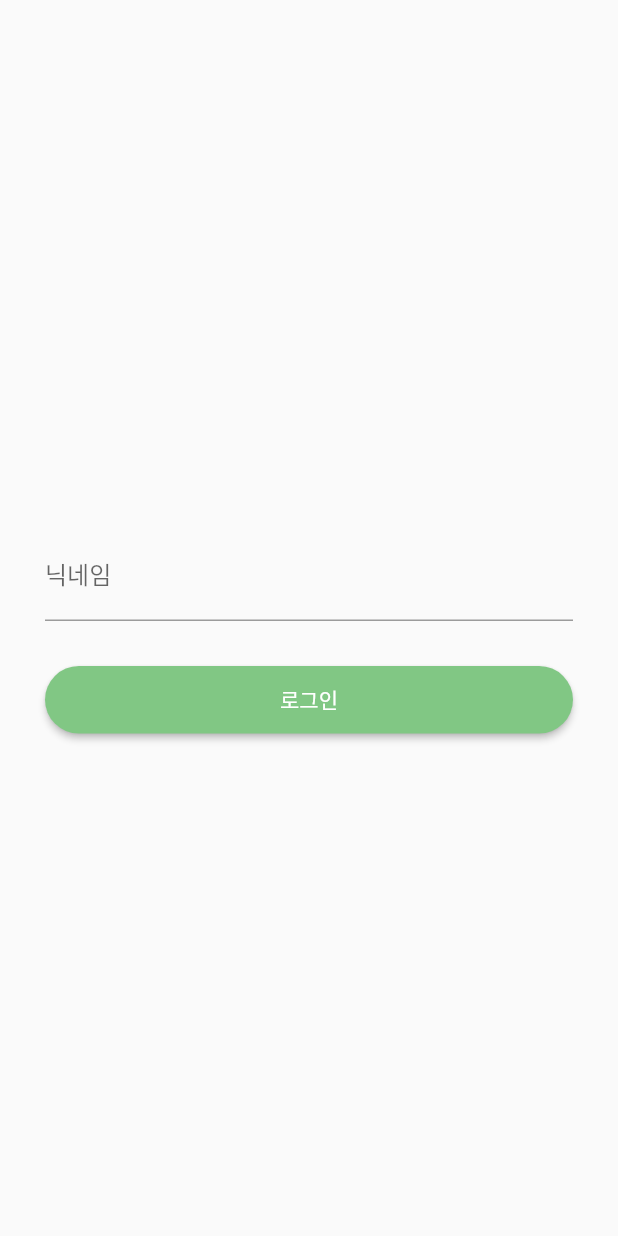
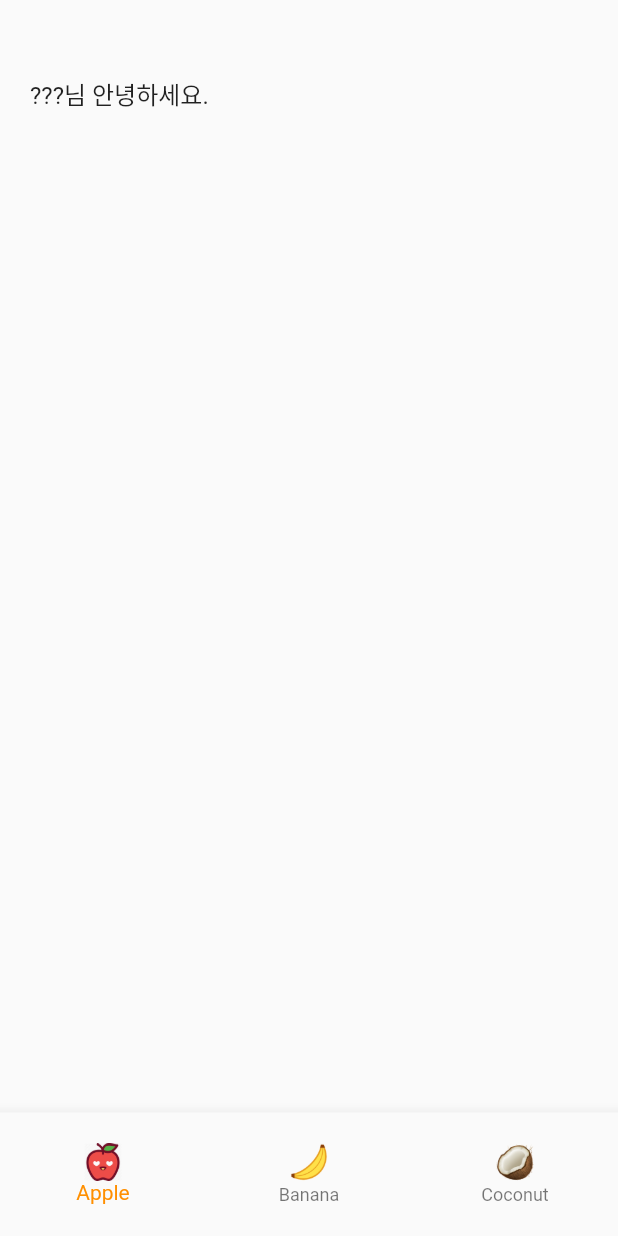
Before and after one commit to kmh339/comento_homework, a Flutter app: the screen it shows after launch, after a tap on "로그인", on a phone screen of 412 x 824 dp. Run offline on Flutter 3.47's test engine with Material 2 defaults, Android fonts, the phone set to English and light mode, and no system bars.

Commit message:
layout start

```diff
--- /dev/null
+++ b/lib/login_page.dart
@@ -0,0 +1,66 @@
+import 'package:comento_homework/tabs/tabs_main.dart';
+import 'package:flutter/material.dart';
+
+
+class LoginPage extends StatefulWidget {
+  LoginPage({
+    Key key,
+  }) : super(key: key);
+
+  State<LoginPage> createState() => _LoginPageState();
+}
+
+class _LoginPageState extends State<LoginPage> {
+  final _nickNameController = TextEditingController();
+
+  @override
+  Widget build(BuildContext context) {
+    // TODO: implement build
+    return Scaffold(
+        resizeToAvoidBottomPadding: false,
+        body: SafeArea(
+          child: Form(
+              child: Padding(
+                padding: const EdgeInsets.only(
+                    right: 30.0, left: 30.0, top: 30.0, bottom: 10),
+                child: Column(
+                  mainAxisAlignment: MainAxisAlignment.center,
+                  children: <Widget>[
+                    TextFormField(
+                      controller: _nickNameController,
+                      decoration: InputDecoration(labelText: "닉네임", hintText: "입력해주세요."),
+                      autovalidate: true,
+                      autocorrect: false,
+                    ),
+                    Padding(
+                      padding: EdgeInsets.only(top: 30),
+                    ),
+                    SizedBox(
+                      width: 800.0,
+                      height: 45.0,
+                      child: RaisedButton(
+                        textColor: Colors.white,
+                        color: Colors.green[300],
+                        onPressed: () {
+                          Navigator.of(context).push(
+                            MaterialPageRoute(
+                              builder: (context) {
+                                return TabsMain();
+                              },
+                            ),
+                          );
+                        },
+                        shape: RoundedRectangleBorder(
+                          borderRadius: BorderRadius.circular(30.0),
+                        ),
+                        child: Text("로그인"),
+                      ),
+                    ),
+                  ],
+                ),
+              )),
+        ),
+      );
+
+  }
+}
--- a/lib/main.dart
+++ b/lib/main.dart
@@ -1,67 +1,22 @@
+import 'package:comento_homework/login_page.dart';
+import 'package:comento_homework/tabs/apple.dart';
+import 'package:comento_homework/tabs/tabs_main.dart';
 import 'package:flutter/material.dart';
 
-void main() => runApp(LoginPage());
+void main() => runApp(App());
 
-class LoginPage extends StatefulWidget {
-  LoginPage({
+class App extends StatelessWidget {
+  App({
     Key key,
 }) : super(key: key);
 
-  State<LoginPage> createState() => _LoginPageState();
-}
-
-class _LoginPageState extends State<LoginPage> {
-  final _nickNameController = TextEditingController();
+  bool _login = false;
 
   @override
   Widget build(BuildContext context) {
     // TODO: implement build
     return MaterialApp(
-      home: Scaffold(
-        resizeToAvoidBottomPadding: false,
-        body: SafeArea(
-          child: Form(
-            child: Padding(
-              padding: const EdgeInsets.only(
-                  right: 30.0, left: 30.0, top: 30.0, bottom: 10),
-                child: Column(
-                  mainAxisAlignment: MainAxisAlignment.center,
-                  children: <Widget>[
-                    TextFormField(
-                      controller: _nickNameController,
-                      decoration: InputDecoration(
-                          labelText: "닉네임"
-                      ),
-                      autovalidate: true,
-                      autocorrect: false,
-
-                    ),
-                    Padding(
-                      padding: EdgeInsets.only(top: 30),
-                    ),
-                    SizedBox(
-                      width: 800.0,
-                      height: 45.0,
-                      child: RaisedButton(
-                        textColor: Colors.white,
-                        color: Colors.green[300],
-                        onPressed: () {
-
-                        },
-                        shape: RoundedRectangleBorder(
-                          borderRadius: BorderRadius.circular(30.0),
-                        ),
-                        child: Text("로그인"),
-                      ),
-                    ),
-
-                  ],
-                ),
-            )
-
-          ),
-        ),
-      ),
+      home: _login ? TabsMain() : LoginPage(),
     );
   }
 }
--- /dev/null
+++ b/lib/tabs/apple.dart
@@ -0,0 +1,30 @@
+import 'package:flutter/material.dart';
+
+class Apple extends StatefulWidget {
+  Apple({
+    Key key,
+  }) : super(key: key);
+
+  @override
+  _AppleState createState() => _AppleState();
+}
+
+class _AppleState extends State<Apple> {
+  @override
+  Widget build(BuildContext context) {
+    // TODO: implement build
+    return Scaffold(
+        body: Padding(
+          padding: EdgeInsets.only(top:50, left: 20, right: 20),
+          child: Container(
+            child: Column(
+              crossAxisAlignment: CrossAxisAlignment.start,
+              children: <Widget>[
+                Text("???님 안녕하세요.", style: TextStyle(fontSize: 16),)
+              ],
+            )
+          ),
+        ),
+      );
+  }
+}
--- /dev/null
+++ b/lib/tabs/tabs_main.dart
@@ -0,0 +1,73 @@
+import 'package:comento_homework/tabs/apple.dart';
+import 'package:comento_homework/tabs/banana.dart';
+import 'package:comento_homework/tabs/coconut.dart';
+import 'package:flutter/material.dart';
+
+
+class TabsMain extends StatefulWidget {
+    TabsMain({
+      Key key,
+}) : super(key: key);
+
+    State<TabsMain> createState() => _TabsMainState();
+}
+
+class _TabsMainState extends State<TabsMain>{
+  int _selectedIndex = 0;
+
+  void _onItemTapped(int index) {
+    setState(() {
+      print(" _onItemTapped : $index");
+      _selectedIndex = index;
+    });
+  }
+
+  static List<Widget> _widgetOptions = <Widget>[
+    Apple(),
+    Banana(),
+    Coconut(),
+  ];
+
+
+  Widget bottomNavigator(BuildContext context) {
+
+    final double _height = MediaQuery.of(context).size.height;
+
+
+    return SizedBox(
+      height: _height / 10.0,
+      child: BottomNavigationBar(
+        items: <BottomNavigationBarItem>[
+          BottomNavigationBarItem(
+            icon: Image.asset('assets/images/apple.png', width: 25,),
+            title: Text("Apple"),
+          ),
+          BottomNavigationBarItem(
+            icon: Image.asset('assets/images/banana.png', width: 25,),
+            title: Text("Banana"),
+          ),
+          BottomNavigationBarItem(
+            icon: Image.asset('assets/images/coconut.png', width: 25,),
+            title: Text("Coconut"),
+          ),
+        ],
+        currentIndex: _selectedIndex,
+        selectedItemColor: Colors.amber[800],
+        onTap: _onItemTapped,
+      ),
+    );
+  }
+
+  @override
+  Widget build(BuildContext context) {
+    // TODO: implement build
+    return MaterialApp(
+      home: Scaffold(
+        body: Container(
+          child: _widgetOptions[_selectedIndex],
+        ),
+        bottomNavigationBar: bottomNavigator(context),
+      ),
+    );
+  }
+}
```
Also changed, not shown: lib/tabs/banana.dart (added, +24 -0 lines), lib/tabs/coconut.dart (added, +24 -0 lines), pubspec.yaml (+5 -42 lines), assets/images/apple.png (added), assets/images/banana.png (added), assets/images/coconut.png (added), pubspec.lock.
